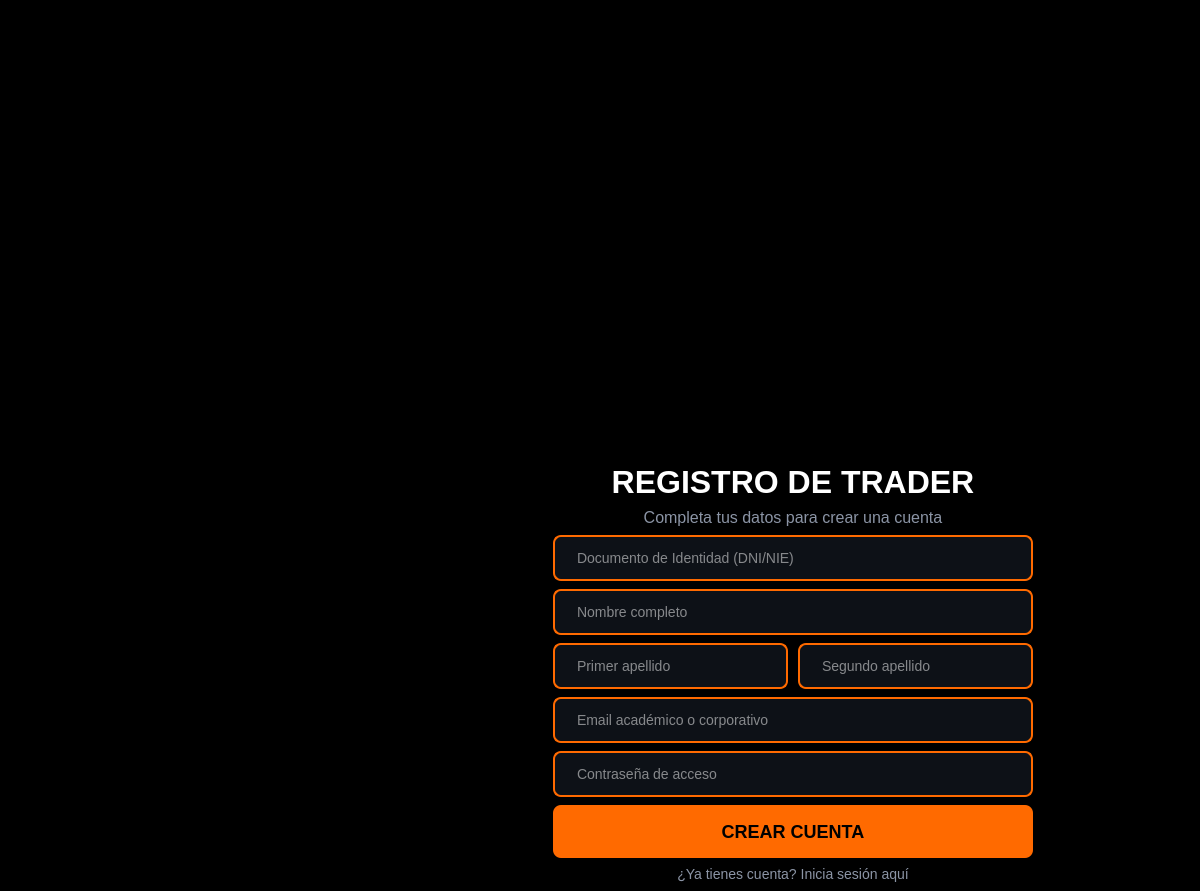
The window that src/vista/ui/RegistroWindow.ui (Willalgon/Crypto-Desktop-Exchange-App) describes before a commit, drawn with Qt 5.
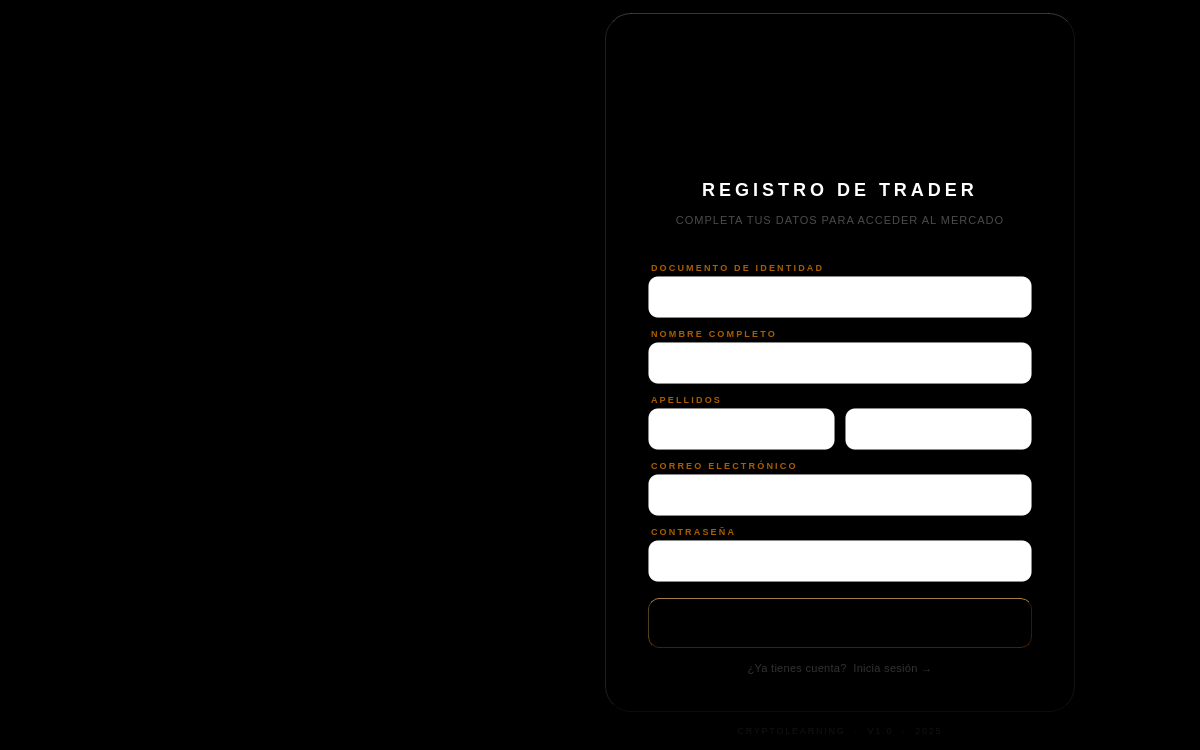
The same window after the commit. Icons and pictures are not drawn.

Commit message: Registro y Login

```diff
--- a/src/vista/ui/RegistroWindow.ui
+++ b/src/vista/ui/RegistroWindow.ui
@@ -15,95 +15,250 @@
   </property>
   <property name="styleSheet">
    <string notr="true">
-/* FONDO NEGRO PURO IDENTICO AL LOGIN */
-QMainWindow { background-color: #000000; }
+
+/* ═══════════════════════════════════════════════════════════════════════
+   CRYPTOLEARNING  ·  REGISTRO DE TRADER
+   Pure Black Spatial  ·  Deep Dark Edition
+   ═══════════════════════════════════════════════════════════════════════ */
+
+
+/* ── VENTANA BASE ───────────────────────────────────────────────────── */
+QMainWindow, QWidget#centralwidget {
+    background-color: #000000;
+}
 QFrame { background: transparent; border: none; }
 
-/* TITULO */
-QLabel#lbl_titulo { 
-    color: #FFFFFF; 
-    font-size: 32px; 
-    font-weight: bold; 
-    font-family: 'Inter', 'Roboto', 'sans-serif';
+
+/* ── PANELES ────────────────────────────────────────────────────────── */
+QFrame#frame_left  { background-color: #000000; }
+QFrame#frame_right { background-color: #000000; }
+
+
+/* ── CARD PRINCIPAL — profundidad radial ────────────────────────────── */
+QFrame#form_card {
+    background: qradialgradient(
+        cx: 0.50, cy: 0.38, radius: 0.85,
+        stop: 0.00  rgba(26, 26, 36, 255),
+        stop: 0.55  rgba(15, 15, 22, 255),
+        stop: 1.00  rgba( 7,  7, 11, 255)
+    );
+    border-top:    1px solid rgba(255, 255, 255, 55);
+    border-left:   1px solid rgba(255, 255, 255, 30);
+    border-right:  1px solid rgba(255, 255, 255, 18);
+    border-bottom: 1px solid rgba(255, 255, 255, 12);
+    border-radius: 26px;
 }
 
-QLabel#lbl_subtitulo { 
-    color: #8B94A5; 
-    font-size: 16px;
+
+/* ── LÍNEA NARANJA SUPERIOR DE LA CARD ──────────────────────────────── */
+QFrame#card_glow_top {
+    background: qlineargradient(
+        x1:0, y1:0, x2:1, y2:0,
+        stop:0.00 rgba(255, 106,  0,   0),
+        stop:0.25 rgba(255, 106,  0, 120),
+        stop:0.50 rgba(255, 160,  0, 255),
+        stop:0.75 rgba(255, 106,  0, 120),
+        stop:1.00 rgba(255, 106,  0,   0)
+    );
+    min-height: 1px;
+    max-height: 1px;
+    border: none;
 }
 
-/* INPUTS CON BORDE NARANJA */
+
+/* ── SEPARADOR INTERIOR ─────────────────────────────────────────────── */
+QFrame#separator {
+    background: qlineargradient(
+        x1:0, y1:0, x2:1, y2:0,
+        stop:0.00 rgba(255, 255, 255,  0),
+        stop:0.50 rgba(255, 255, 255, 28),
+        stop:1.00 rgba(255, 255, 255,  0)
+    );
+    min-height: 1px;
+    max-height: 1px;
+    border: none;
+}
+
+
+/* ── TÍTULO ─────────────────────────────────────────────────────────── */
+QLabel#lbl_titulo {
+    color: #FFFFFF;
+    font-size: 18px;
+    font-weight: 700;
+    font-family: "Helvetica Neue", "Segoe UI Semibold", Arial, sans-serif;
+    letter-spacing: 4px;
+    padding-bottom: 9px;
+    border-bottom: 2px solid qlineargradient(
+        x1:0, y1:0, x2:1, y2:0,
+        stop:0.00 rgba(255, 106,  0,   0),
+        stop:0.30 rgba(255, 106,  0, 160),
+        stop:0.50 rgba(255, 180,  0, 255),
+        stop:0.70 rgba(255, 106,  0, 160),
+        stop:1.00 rgba(255, 106,  0,   0)
+    );
+    qproperty-alignment: AlignCenter;
+}
+
+
+/* ── SUBTÍTULO ──────────────────────────────────────────────────────── */
+QLabel#lbl_subtitulo {
+    color: rgba(255, 255, 255, 75);
+    font-size: 11px;
+    font-family: "Helvetica Neue", "Segoe UI", Arial, sans-serif;
+    letter-spacing: 1px;
+    qproperty-alignment: AlignCenter;
+}
+
+
+/* ── ETIQUETAS DE CAMPO ─────────────────────────────────────────────── */
+QLabel#lbl_f_dni,
+QLabel#lbl_f_nombre,
+QLabel#lbl_f_apellidos,
+QLabel#lbl_f_email,
+QLabel#lbl_f_pass {
+    color: rgba(255, 140, 0, 170);
+    font-size: 9px;
+    font-weight: 700;
+    font-family: "Helvetica Neue", "Segoe UI", Arial, sans-serif;
+    letter-spacing: 2.2px;
+    padding-left: 1px;
+}
+
+
+/* ── INPUTS ─────────────────────────────────────────────────────────── */
 QLineEdit {
-    background-color: #0D1117;
-    border: 2px solid #FF6A00;
-    border-radius: 8px;
+    background: qlineargradient(
+        x1:0, y1:0, x2:0, y2:1,
+        stop:0 rgba(255, 255, 255,  7),
+        stop:1 rgba(255, 255, 255,  3)
+    );
+    border: 1px solid rgba(255, 255, 255, 16);
+    border-bottom: 1px solid rgba(255, 255, 255, 26);
+    border-radius: 10px;
+    color: rgba(255, 255, 255, 215);
+    padding: 10px 14px;
+    font-size: 13px;
+    font-family: "Helvetica Neue", "Segoe UI", Arial, sans-serif;
+    min-height: 20px;
+    selection-background-color: rgba(255, 106, 0, 100);
+    selection-color: #FFFFFF;
+}
+
+QLineEdit:hover {
+    background: qlineargradient(
+        x1:0, y1:0, x2:0, y2:1,
+        stop:0 rgba(255, 255, 255, 11),
+        stop:1 rgba(255, 255, 255,  6)
+    );
+    border: 1px solid rgba(255, 255, 255, 40);
+    border-bottom: 1px solid rgba(255, 255, 255, 55);
     color: #FFFFFF;
-    padding: 12px 20px; 
-    font-size: 14px;
 }
+
 QLineEdit:focus {
     border: 2px solid #FF4500;
     background-color: #161B22;
 }
 
-/* BOTÓN NARANJA */
+
+/* ── BOTÓN PRIMARIO ─────────────────────────────────────────────────── */
 QPushButton#btn_registrar {
-    background-color: #FF6A00;
+    background: qlineargradient(
+        x1:0, y1:0, x2:1, y2:1,
+        stop:0.0  #FF5E00,
+        stop:0.5  #FF8000,
+        stop:1.0  #FF5200
+    );
     color: #000000;
-    font-weight: bold;
-    font-size: 18px;
-    border-radius: 8px;
-    padding: 16px;
+    font-weight: 800;
+    font-size: 11px;
+    font-family: "Helvetica Neue", "Segoe UI Semibold", Arial, sans-serif;
+    letter-spacing: 3.5px;
+    border-radius: 11px;
+    border-top:    1px solid rgba(255, 200, 100, 160);
+    border-left:   1px solid rgba(255, 200, 100,  80);
+    border-right:  1px solid rgba(180,  80,   0,  80);
+    border-bottom: 1px solid rgba(160,  60,   0, 120);
+    min-height: 48px;
+    padding: 0 20px;
 }
-QPushButton#btn_registrar:hover { 
-    background-color: #FF4500;
+
+QPushButton#btn_registrar:hover {
+    background: qlineargradient(
+        x1:0, y1:0, x2:1, y2:1,
+        stop:0.0  #FF7520,
+        stop:0.5  #FFA040,
+        stop:1.0  #FF6A18
+    );
+    border-top:    1px solid rgba(255, 220, 140, 200);
+    border-left:   1px solid rgba(255, 220, 140, 100);
+    border-right:  1px solid rgba(200, 100,   0,  80);
+    border-bottom: 1px solid rgba(180,  80,   0, 120);
+    color: #000000;
 }
 
-/* ENLACE VOLVER */
-QPushButton#btn_volver { 
-    color: #8B94A5; 
-    background: transparent; 
-    border: none; 
-    font-size: 14px;
+QPushButton#btn_registrar:pressed {
+    background: qlineargradient(
+        x1:0, y1:0, x2:1, y2:1,
+        stop:0.0  #D94E00,
+        stop:0.5  #E06A00,
+        stop:1.0  #D04400
+    );
+    border-top:    1px solid rgba(120,  40,   0,  80);
+    border-left:   1px solid rgba(120,  40,   0,  60);
+    border-right:  1px solid rgba(255, 180,  80,  40);
+    border-bottom: 1px solid rgba(255, 180,  80,  60);
+    padding-top: 1px;
 }
-QPushButton#btn_volver:hover { color: #FF6A00; text-decoration: underline; }
+
+
+/* ── BOTÓN VOLVER ───────────────────────────────────────────────────── */
+QPushButton#btn_volver {
+    color: rgba(255, 255, 255, 50);
+    background: transparent;
+    border: none;
+    font-size: 11px;
+    font-family: "Helvetica Neue", "Segoe UI", Arial, sans-serif;
+    letter-spacing: 0.3px;
+    padding: 6px 0;
+}
+QPushButton#btn_volver:hover  { color: #FF7A00; }
+QPushButton#btn_volver:pressed{ color: rgba(255, 122, 0, 160); }
+
+
+/* ── PIE DE PANTALLA ────────────────────────────────────────────────── */
+QLabel#lbl_version {
+    color: rgba(255, 255, 255, 18);
+    font-size: 9px;
+    font-family: "Helvetica Neue", "Segoe UI", Arial, sans-serif;
+    letter-spacing: 1.8px;
+    qproperty-alignment: AlignCenter;
+}
+
    </string>
   </property>
+
+
   <widget class="QWidget" name="centralwidget">
-   <layout class="QHBoxLayout" name="main_layout" stretch="1,2">
-    <property name="spacing">
-     <number>0</number>
-    </property>
-    <property name="leftMargin">
-     <number>0</number>
-    </property>
-    <property name="topMargin">
-     <number>0</number>
-    </property>
-    <property name="rightMargin">
-     <number>0</number>
-    </property>
-    <property name="bottomMargin">
-     <number>0</number>
-    </property>
+   <layout class="QHBoxLayout" name="main_layout" stretch="4,6">
+    <property name="spacing"><number>0</number></property>
+    <property name="leftMargin"><number>0</number></property>
+    <property name="topMargin"><number>0</number></property>
+    <property name="rightMargin"><number>0</number></property>
+    <property name="bottomMargin"><number>0</number></property>
+
+
+    <!-- ════════════════════════════
+         PANEL IZQUIERDO — imagen
+         ════════════════════════════ -->
     <item>
      <widget class="QFrame" name="frame_left">
-      <layout class="QVBoxLayout" name="verticalLayout_left">
-       <property name="spacing">
-        <number>0</number>
-       </property>
-       <property name="leftMargin">
-        <number>9</number>
-       </property>
-       <property name="topMargin">
-        <number>9</number>
-       </property>
-       <property name="rightMargin">
-        <number>9</number>
-       </property>
-       <property name="bottomMargin">
-        <number>9</number>
-       </property>
+      <layout class="QVBoxLayout" name="vl_left">
+       <property name="spacing"><number>0</number></property>
+       <property name="leftMargin"><number>0</number></property>
+       <property name="topMargin"><number>0</number></property>
+       <property name="rightMargin"><number>0</number></property>
+       <property name="bottomMargin"><number>0</number></property>
        <item>
         <widget class="QLabel" name="label_imagen_lateral">
          <property name="sizePolicy">
@@ -115,9 +270,8 @@
          <property name="pixmap">
           <pixmap>../../../30c0b309-47ba-4936-b7ab-3a82a5bd0739.png</pixmap>
          </property>
-         <property name="scaledContents">
-          <bool>true</bool>
-         </property>
+         <property name="scaledContents"><bool>true</bool></property>
+         <property name="styleSheet"><string notr="true">border:none;</string></property>
         </widget>
        </item>
       </layout>
@@ -125,207 +279,230 @@
     </item>
     <item>
      <widget class="QFrame" name="frame_right">
-      <layout class="QVBoxLayout" name="layout_right_main">
+      <layout class="QVBoxLayout" name="vl_right">
+       <property name="spacing"><number>0</number></property>
+       <property name="leftMargin"><number>0</number></property>
+       <property name="topMargin"><number>0</number></property>
+       <property name="rightMargin"><number>0</number></property>
+       <property name="bottomMargin"><number>0</number></property>
+
        <item>
-        <spacer name="verticalSpacer_top">
-         <property name="orientation">
-          <enum>Qt::Vertical</enum>
-         </property>
-         <property name="sizeHint" stdset="0">
-          <size>
-           <width>20</width>
-           <height>10</height>
-          </size>
-         </property>
+        <spacer name="vs_top">
+         <property name="orientation"><enum>Qt::Vertical</enum></property>
+         <property name="sizeType"><enum>QSizePolicy::Expanding</enum></property>
+         <property name="sizeHint" stdset="0"><size><width>20</width><height>20</height></size></property>
         </spacer>
        </item>
        <item>
-        <layout class="QHBoxLayout" name="layout_center_h">
-         <property name="leftMargin">
-          <number>45</number>
-         </property>
-         <property name="rightMargin">
-          <number>100</number>
-         </property>
+        <layout class="QHBoxLayout" name="hl_center">
+         <property name="spacing"><number>0</number></property>
          <item>
-          <spacer name="spacer_push_left">
-           <property name="orientation">
-            <enum>Qt::Horizontal</enum>
-           </property>
-           <property name="sizeHint" stdset="0">
-            <size>
-             <width>0</width>
-             <height>0</height>
-            </size>
-           </property>
+          <spacer name="hs_l">
+           <property name="orientation"><enum>Qt::Horizontal</enum></property>
+           <property name="sizeType"><enum>QSizePolicy::Expanding</enum></property>
+           <property name="sizeHint" stdset="0"><size><width>20</width><height>0</height></size></property>
           </spacer>
          </item>
          <item>
-          <layout class="QVBoxLayout" name="master_vertical_block">
-           <property name="spacing">
-            <number>5</number> </property>
-           <item>
-            <layout class="QVBoxLayout" name="layout_logo">
-             <property name="leftMargin">
-              <number>70</number> </property>
-             <item>
-              <widget class="QLabel" name="lbl_logo">
-               <property name="minimumSize">
-                <size>
-                 <width>450</width> <height>450</height>
-                </size>
-               </property>
-               <property name="maximumSize">
-                <size>
-                 <width>450</width>
-                 <height>450</height>
-                </size>
-               </property>
-               <property name="pixmap">
-                <pixmap>../../../imagen.png</pixmap>
-               </property>
-               <property name="scaledContents">
-                <bool>true</bool>
-               </property>
-               <property name="alignment">
-                <set>Qt::AlignCenter</set>
-               </property>
-              </widget>
-             </item>
-            </layout>
-           </item>
-           <item>
-            <layout class="QVBoxLayout" name="layout_formulario">
-             <property name="spacing">
-              <number>8</number>
-             </property>
-             <property name="leftMargin">
-              <number>40</number>
-             </property>
-             <item>
-              <widget class="QLabel" name="lbl_titulo">
-               <property name="text">
-                <string>REGISTRO DE TRADER</string>
-               </property>
-               <property name="alignment">
-                <set>Qt::AlignCenter</set>
-               </property>
-              </widget>
-             </item>
-             <item>
-              <widget class="QLabel" name="lbl_subtitulo">
-               <property name="text">
-                <string>Completa tus datos para crear una cuenta</string>
-               </property>
-               <property name="alignment">
-                <set>Qt::AlignCenter</set>
-               </property>
-              </widget>
-             </item>
-             <item>
-              <widget class="QLineEdit" name="lineEdit_dni">
-               <property name="placeholderText">
-                <string>Documento de Identidad (DNI/NIE)</string>
-               </property>
-              </widget>
-             </item>
-             <item>
-              <widget class="QLineEdit" name="lineEdit_nombre">
-               <property name="placeholderText">
-                <string>Nombre completo</string>
-               </property>
-              </widget>
-             </item>
-             <item>
-              <layout class="QHBoxLayout" name="layout_apellidos">
-               <property name="spacing">
-                <number>10</number>
-               </property>
-               <item>
-                <widget class="QLineEdit" name="lineEdit_apellido1">
-                 <property name="placeholderText">
-                  <string>Primer apellido</string>
-                 </property>
-                </widget>
-               </item>
-               <item>
-                <widget class="QLineEdit" name="lineEdit_apellido2">
-                 <property name="placeholderText">
-                  <string>Segundo apellido</string>
-                 </property>
-                </widget>
-               </item>
-              </layout>
-             </item>
-             <item>
-              <widget class="QLineEdit" name="lineEdit_email">
-               <property name="placeholderText">
-                <string>Email académico o corporativo</string>
-               </property>
-              </widget>
-             </item>
-             <item>
-              <widget class="QLineEdit" name="lineEdit_pass">
-               <property name="echoMode">
-                <enum>QLineEdit::Password</enum>
-               </property>
-               <property name="placeholderText">
-                <string>Contraseña de acceso</string>
-               </property>
-              </widget>
-             </item>
-             <item>
-              <widget class="QPushButton" name="btn_registrar">
-               <property name="cursor">
-                <cursorShape>PointingHandCursor</cursorShape>
-               </property>
-               <property name="text">
-                <string>CREAR CUENTA</string>
-               </property>
-              </widget>
-             </item>
-             <item>
-              <widget class="QPushButton" name="btn_volver">
-               <property name="cursor">
-                <cursorShape>PointingHandCursor</cursorShape>
-               </property>
-               <property name="text">
-                <string>¿Ya tienes cuenta? Inicia sesión aquí</string>
-               </property>
-              </widget>
-             </item>
-            </layout>
-           </item>
-          </layout>
+          <widget class="QFrame" name="form_card">
+           <property name="minimumSize"><size><width>470</width><height>0</height></size></property>
+           <property name="maximumSize"><size><width>470</width><height>16777215</height></size></property>
+           <layout class="QVBoxLayout" name="vl_card">
+            <property name="spacing"><number>0</number></property>
+            <property name="leftMargin"><number>0</number></property>
+            <property name="topMargin"><number>0</number></property>
+            <property name="rightMargin"><number>0</number></property>
+            <property name="bottomMargin"><number>0</number></property>
+
+            <!-- LÍNEA NARANJA TOP (dentro del card, radio coincide) -->
+            <item>
+             <widget class="QFrame" name="card_glow_top">
+              <property name="frameShape"><enum>QFrame::HLine</enum></property>
+              <property name="minimumSize"><size><width>0</width><height>1</height></size></property>
+              <property name="maximumSize"><size><width>16777215</width><height>1</height></size></property>
+             </widget>
+            </item>
+
+            <!-- CONTENIDO INTERIOR con márgenes -->
+            <item>
+             <layout class="QVBoxLayout" name="vl_inner">
+              <property name="spacing"><number>0</number></property>
+              <property name="leftMargin"><number>42</number></property>
+              <property name="topMargin"><number>28</number></property>
+              <property name="rightMargin"><number>42</number></property>
+              <property name="bottomMargin"><number>30</number></property>
+
+
+              <!-- LOGO 120×120 -->
+              <item>
+               <layout class="QHBoxLayout" name="hl_logo">
+                <item>
+                 <spacer name="hs_logo_l">
+                  <property name="orientation"><enum>Qt::Horizontal</enum></property>
+                  <property name="sizeHint" stdset="0"><size><width>0</width><height>0</height></size></property>
+                 </spacer>
+                </item>
+                <item>
+                 <widget class="QLabel" name="lbl_logo">
+                  <property name="minimumSize"><size><width>120</width><height>120</height></size></property>
+                  <property name="maximumSize"><size><width>120</width><height>120</height></size></property>
+                  <property name="pixmap"><pixmap>../../../imagen.png</pixmap></property>
+                  <property name="scaledContents"><bool>true</bool></property>
+                  <property name="alignment"><set>Qt::AlignCenter</set></property>
+                  <property name="styleSheet"><string notr="true">border:none;</string></property>
+                 </widget>
+                </item>
+                <item>
+                 <spacer name="hs_logo_r">
+                  <property name="orientation"><enum>Qt::Horizontal</enum></property>
+                  <property name="sizeHint" stdset="0"><size><width>0</width><height>0</height></size></property>
+                 </spacer>
+                </item>
+               </layout>
+              </item>
+
+              <item><spacer name="sp_a"><property name="orientation"><enum>Qt::Vertical</enum></property><property name="sizeType"><enum>QSizePolicy::Fixed</enum></property><property name="sizeHint" stdset="0"><size><width>0</width><height>16</height></size></property></spacer></item>
+
+              <!-- TÍTULO -->
+              <item>
+               <widget class="QLabel" name="lbl_titulo">
+                <property name="text"><string>REGISTRO DE TRADER</string></property>
+                <property name="alignment"><set>Qt::AlignCenter</set></property>
+               </widget>
+              </item>
+
+              <item><spacer name="sp_b"><property name="orientation"><enum>Qt::Vertical</enum></property><property name="sizeType"><enum>QSizePolicy::Fixed</enum></property><property name="sizeHint" stdset="0"><size><width>0</width><height>5</height></size></property></spacer></item>
+
+              <!-- SUBTÍTULO -->
+              <item>
+               <widget class="QLabel" name="lbl_subtitulo">
+                <property name="text"><string>COMPLETA TUS DATOS PARA ACCEDER AL MERCADO</string></property>
+                <property name="alignment"><set>Qt::AlignCenter</set></property>
+               </widget>
+              </item>
+
+              <item><spacer name="sp_c"><property name="orientation"><enum>Qt::Vertical</enum></property><property name="sizeType"><enum>QSizePolicy::Fixed</enum></property><property name="sizeHint" stdset="0"><size><width>0</width><height>18</height></size></property></spacer></item>
+
+              <!-- SEPARADOR SUTIL -->
+              <item>
+               <widget class="QFrame" name="separator">
+                <property name="frameShape"><enum>QFrame::HLine</enum></property>
+               </widget>
+              </item>
+
+              <item><spacer name="sp_d"><property name="orientation"><enum>Qt::Vertical</enum></property><property name="sizeType"><enum>QSizePolicy::Fixed</enum></property><property name="sizeHint" stdset="0"><size><width>0</width><height>16</height></size></property></spacer></item>
+
+
+              <!-- DNI -->
+              <item><widget class="QLabel" name="lbl_f_dni"><property name="text"><string>DOCUMENTO DE IDENTIDAD</string></property></widget></item>
+              <item><spacer name="s1"><property name="orientation"><enum>Qt::Vertical</enum></property><property name="sizeType"><enum>QSizePolicy::Fixed</enum></property><property name="sizeHint" stdset="0"><size><width>0</width><height>3</height></size></property></spacer></item>
+              <item>
+               <widget class="QLineEdit" name="lineEdit_dni">
+                <property name="placeholderText"><string>DNI o NIE  ·  ej. 12345678A</string></property>
+               </widget>
+              </item>
+              <item><spacer name="s2"><property name="orientation"><enum>Qt::Vertical</enum></property><property name="sizeType"><enum>QSizePolicy::Fixed</enum></property><property name="sizeHint" stdset="0"><size><width>0</width><height>10</height></size></property></spacer></item>
+
+              <!-- NOMBRE -->
+              <item><widget class="QLabel" name="lbl_f_nombre"><property name="text"><string>NOMBRE COMPLETO</string></property></widget></item>
+              <item><spacer name="s3"><property name="orientation"><enum>Qt::Vertical</enum></property><property name="sizeType"><enum>QSizePolicy::Fixed</enum></property><property name="sizeHint" stdset="0"><size><width>0</width><height>3</height></size></property></spacer></item>
+              <item>
+               <widget class="QLineEdit" name="lineEdit_nombre">
+                <property name="placeholderText"><string>Tu nombre completo</string></property>
+               </widget>
+              </item>
+              <item><spacer name="s4"><property name="orientation"><enum>Qt::Vertical</enum></property><property name="sizeType"><enum>QSizePolicy::Fixed</enum></property><property name="sizeHint" stdset="0"><size><width>0</width><height>10</height></size></property></spacer></item>
+
+              <!-- APELLIDOS -->
+              <item><widget class="QLabel" name="lbl_f_apellidos"><property name="text"><string>APELLIDOS</string></property></widget></item>
+              <item><spacer name="s5"><property name="orientation"><enum>Qt::Vertical</enum></property><property name="sizeType"><enum>QSizePolicy::Fixed</enum></property><property name="sizeHint" stdset="0"><size><width>0</width><height>3</height></size></property></spacer></item>
+              <item>
+               <layout class="QHBoxLayout" name="hl_apellidos">
+                <property name="spacing"><number>10</number></property>
+                <item><widget class="QLineEdit" name="lineEdit_apellido1"><property name="placeholderText"><string>Primer apellido</string></property></widget></item>
+                <item><widget class="QLineEdit" name="lineEdit_apellido2"><property name="placeholderText"><string>Segundo apellido</string></property></widget></item>
+               </layout>
+              </item>
+              <item><spacer name="s6"><property name="orientation"><enum>Qt::Vertical</enum></property><property name="sizeType"><enum>QSizePolicy::Fixed</enum></property><property name="sizeHint" stdset="0"><size><width>0</width><height>10</height></size></property></spacer></item>
+
+              <!-- EMAIL -->
+              <item><widget class="QLabel" name="lbl_f_email"><property name="text"><string>CORREO ELECTRÓNICO</string></property></widget></item>
+              <item><spacer name="s7"><property name="orientation"><enum>Qt::Vertical</enum></property><property name="sizeType"><enum>QSizePolicy::Fixed</enum></property><property name="sizeHint" stdset="0"><size><width>0</width><height>3</height></size></property></spacer></item>
+              <item>
+               <widget class="QLineEdit" name="lineEdit_email">
+                <property name="placeholderText"><string>correo@ejemplo.com</string></property>
+               </widget>
+              </item>
+              <item><spacer name="s8"><property name="orientation"><enum>Qt::Vertical</enum></property><property name="sizeType"><enum>QSizePolicy::Fixed</enum></property><property name="sizeHint" stdset="0"><size><width>0</width><height>10</height></size></property></spacer></item>
+
+              <!-- CONTRASEÑA -->
+              <item><widget class="QLabel" name="lbl_f_pass"><property name="text"><string>CONTRASEÑA</string></property></widget></item>
+              <item><spacer name="s9"><property name="orientation"><enum>Qt::Vertical</enum></property><property name="sizeType"><enum>QSizePolicy::Fixed</enum></property><property name="sizeHint" stdset="0"><size><width>0</width><height>3</height></size></property></spacer></item>
+              <item>
+               <widget class="QLineEdit" name="lineEdit_pass">
+                <property name="echoMode"><enum>QLineEdit::Password</enum></property>
+                <property name="placeholderText"><string>Mínimo 8 caracteres</string></property>
+               </widget>
+              </item>
+
+              <item><spacer name="s10"><property name="orientation"><enum>Qt::Vertical</enum></property><property name="sizeType"><enum>QSizePolicy::Fixed</enum></property><property name="sizeHint" stdset="0"><size><width>0</width><height>16</height></size></property></spacer></item>
+
+              <!-- BOTÓN PRIMARIO -->
+              <item>
+               <widget class="QPushButton" name="btn_registrar">
+                <property name="cursor"><cursorShape>PointingHandCursor</cursorShape></property>
+                <property name="text"><string>CREAR CUENTA</string></property>
+               </widget>
+              </item>
+
+              <item><spacer name="s11"><property name="orientation"><enum>Qt::Vertical</enum></property><property name="sizeType"><enum>QSizePolicy::Fixed</enum></property><property name="sizeHint" stdset="0"><size><width>0</width><height>8</height></size></property></spacer></item>
+
+              <!-- BOTÓN VOLVER -->
+              <item>
+               <widget class="QPushButton" name="btn_volver">
+                <property name="cursor"><cursorShape>PointingHandCursor</cursorShape></property>
+                <property name="text"><string>¿Ya tienes cuenta?  Inicia sesión →</string></property>
+               </widget>
+              </item>
+
+             </layout>
+            </item>
+
+           </layout>
+          </widget>
          </item>
+
          <item>
-          <spacer name="spacer_push_right">
-           <property name="orientation">
-            <enum>Qt::Horizontal</enum>
-           </property>
-           <property name="sizeHint" stdset="0">
-            <size>
-             <width>0</width>
-             <height>0</height>
-            </size>
-           </property>
+          <spacer name="hs_r">
+           <property name="orientation"><enum>Qt::Horizontal</enum></property>
+           <property name="sizeType"><enum>QSizePolicy::Expanding</enum></property>
+           <property name="sizeHint" stdset="0"><size><width>20</width><height>0</height></size></property>
           </spacer>
          </item>
         </layout>
        </item>
        <item>
-        <spacer name="verticalSpacer_bottom">
-         <property name="orientation">
-          <enum>Qt::Vertical</enum>
-         </property>
-         <property name="sizeHint" stdset="0">
-          <size>
-           <width>20</width>
-           <height>10</height>
-          </size>
-         </property>
+        <spacer name="vs_bottom">
+         <property name="orientation"><enum>Qt::Vertical</enum></property>
+         <property name="sizeType"><enum>QSizePolicy::Expanding</enum></property>
+         <property name="sizeHint" stdset="0"><size><width>20</width><height>20</height></size></property>
         </spacer>
        </item>
+
+       <item>
+        <widget class="QLabel" name="lbl_version">
+         <property name="text"><string>CRYPTOLEARNING  ·  V1.0  ·  2025</string></property>
+         <property name="alignment"><set>Qt::AlignCenter</set></property>
+        </widget>
+       </item>
+       <item>
+        <spacer name="vs_footer">
+         <property name="orientation"><enum>Qt::Vertical</enum></property>
+         <property name="sizeType"><enum>QSizePolicy::Fixed</enum></property>
+         <property name="sizeHint" stdset="0"><size><width>0</width><height>14</height></size></property>
+        </spacer>
+       </item>
+
       </layout>
      </widget>
     </item>
```
Left out of the diff: 36 changed lines with no effect on the pictures. The commit also changes 11 other files.
